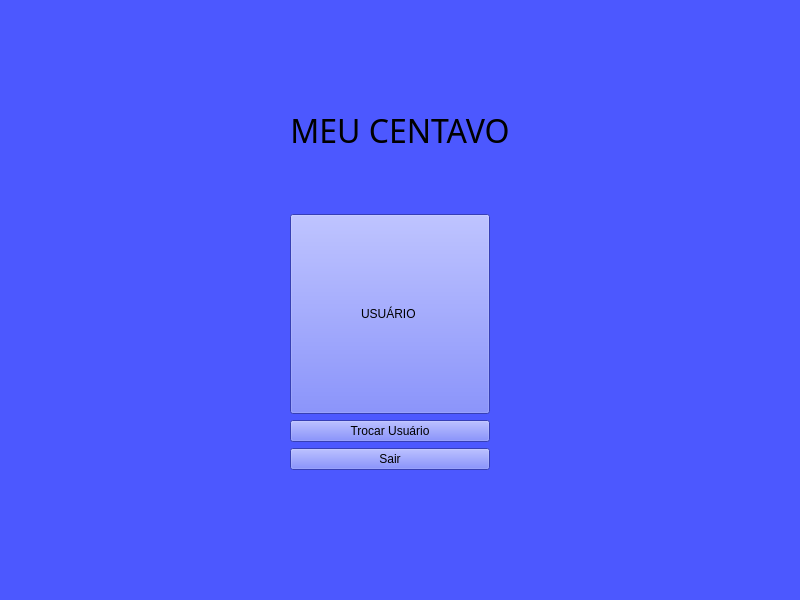
The window that MeuCentavoApp/Designer/formMain.ui (bee0ne1/MeuCentavo) describes before a commit, drawn with Qt 5.
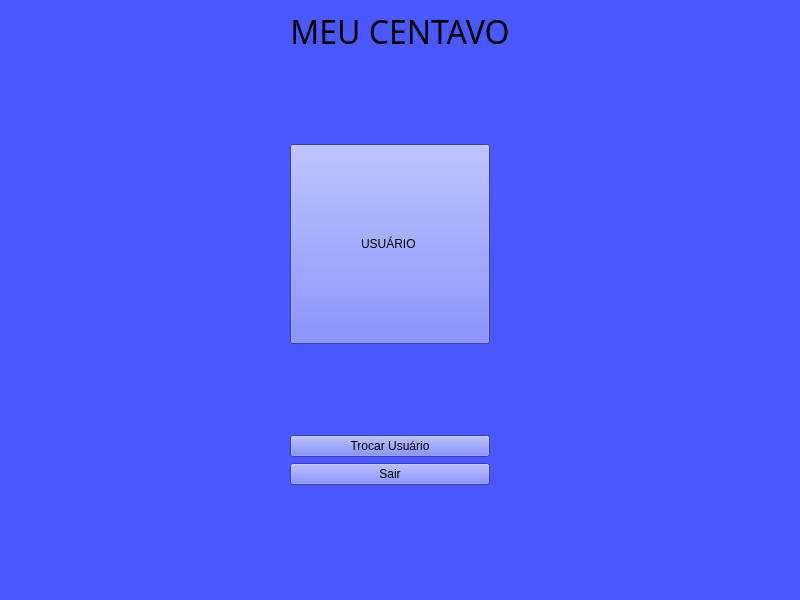
The same window after the commit.

Commit message: ativar botão de gravar usuario,visualizar senha

```diff
--- a/MeuCentavoApp/Designer/formMain.ui
+++ b/MeuCentavoApp/Designer/formMain.ui
@@ -43,63 +43,6 @@
    <layout class="QVBoxLayout" name="verticalLayout">
     <item>
      <layout class="QGridLayout" name="gridLayout">
-      <item row="2" column="0">
-       <widget class="QPushButton" name="buttonAppAcess">
-        <property name="sizePolicy">
-         <sizepolicy hsizetype="Fixed" vsizetype="Fixed">
-          <horstretch>0</horstretch>
-          <verstretch>0</verstretch>
-         </sizepolicy>
-        </property>
-        <property name="minimumSize">
-         <size>
-          <width>200</width>
-          <height>200</height>
-         </size>
-        </property>
-        <property name="text">
-         <string>USUÁRIO </string>
-        </property>
-       </widget>
-      </item>
-      <item row="4" column="0">
-       <widget class="QPushButton" name="buttonExit">
-        <property name="minimumSize">
-         <size>
-          <width>200</width>
-          <height>0</height>
-         </size>
-        </property>
-        <property name="maximumSize">
-         <size>
-          <width>200</width>
-          <height>16777215</height>
-         </size>
-        </property>
-        <property name="text">
-         <string>Sair</string>
-        </property>
-       </widget>
-      </item>
-      <item row="3" column="0">
-       <widget class="QPushButton" name="buttonSwitchUsuario">
-        <property name="minimumSize">
-         <size>
-          <width>200</width>
-          <height>0</height>
-         </size>
-        </property>
-        <property name="maximumSize">
-         <size>
-          <width>200</width>
-          <height>16777215</height>
-         </size>
-        </property>
-        <property name="text">
-         <string>Trocar Usuário</string>
-        </property>
-       </widget>
-      </item>
       <item row="1" column="0">
        <widget class="QLabel" name="label">
         <property name="maximumSize">
@@ -127,6 +70,102 @@
         </property>
        </widget>
       </item>
+      <item row="3" column="0">
+       <widget class="QPushButton" name="buttonAppAcess">
+        <property name="sizePolicy">
+         <sizepolicy hsizetype="Fixed" vsizetype="Fixed">
+          <horstretch>0</horstretch>
+          <verstretch>0</verstretch>
+         </sizepolicy>
+        </property>
+        <property name="minimumSize">
+         <size>
+          <width>200</width>
+          <height>200</height>
+         </size>
+        </property>
+        <property name="text">
+         <string>USUÁRIO </string>
+        </property>
+       </widget>
+      </item>
+      <item row="6" column="0">
+       <widget class="QPushButton" name="buttonExit">
+        <property name="minimumSize">
+         <size>
+          <width>200</width>
+          <height>0</height>
+         </size>
+        </property>
+        <property name="maximumSize">
+         <size>
+          <width>200</width>
+          <height>16777215</height>
+         </size>
+        </property>
+        <property name="text">
+         <string>Sair</string>
+        </property>
+       </widget>
+      </item>
+      <item row="5" column="0">
+       <widget class="QPushButton" name="buttonSwitchUsuario">
+        <property name="minimumSize">
+         <size>
+          <width>200</width>
+          <height>0</height>
+         </size>
+        </property>
+        <property name="maximumSize">
+         <size>
+          <width>200</width>
+          <height>16777215</height>
+         </size>
+        </property>
+        <property name="text">
+         <string>Trocar Usuário</string>
+        </property>
+       </widget>
+      </item>
+      <item row="2" column="0">
+       <spacer name="verticalSpacer">
+        <property name="orientation">
+         <enum>Qt::Orientation::Vertical</enum>
+        </property>
+        <property name="sizeHint" stdset="0">
+         <size>
+          <width>20</width>
+          <height>40</height>
+         </size>
+        </property>
+       </spacer>
+      </item>
+      <item row="7" column="0">
+       <spacer name="verticalSpacer_2">
+        <property name="orientation">
+         <enum>Qt::Orientation::Vertical</enum>
+        </property>
+        <property name="sizeHint" stdset="0">
+         <size>
+          <width>20</width>
+          <height>40</height>
+         </size>
+        </property>
+       </spacer>
+      </item>
+      <item row="4" column="0">
+       <spacer name="verticalSpacer_3">
+        <property name="orientation">
+         <enum>Qt::Orientation::Vertical</enum>
+        </property>
+        <property name="sizeHint" stdset="0">
+         <size>
+          <width>20</width>
+          <height>40</height>
+         </size>
+        </property>
+       </spacer>
+      </item>
      </layout>
     </item>
    </layout>
```
The commit also changes 23 other files.
